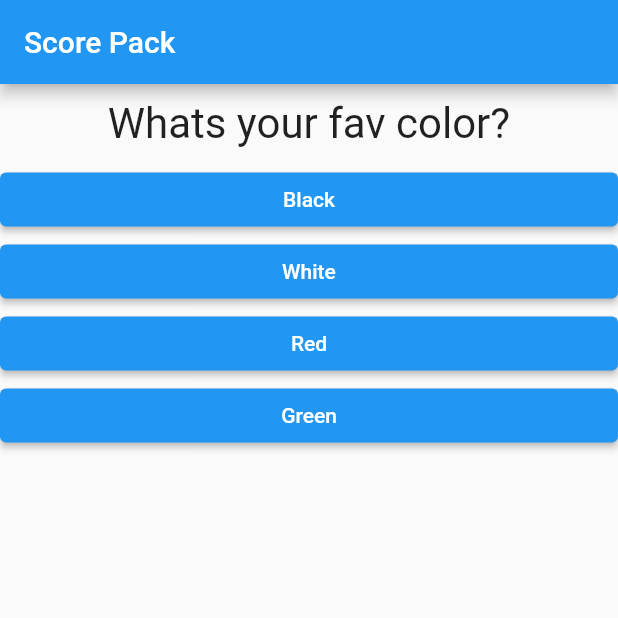
After one commit to akolola/scorePack, a Flutter app: the screen it shows after launch, on a phone screen of 412 x 824 dp, the top half of it. The commit adds this screen. Run offline on Flutter 3.47's test engine with Material 2 defaults, Android fonts, the phone set to English and light mode, and no system bars.

Commit message:
SCP-1: Added; (c) Quiz & Result; New (c)s.

```diff
--- a/lib/main.dart
+++ b/lib/main.dart
@@ -1,6 +1,7 @@
 import 'package:flutter/material.dart';
-import './question.dart';
-import './answer.dart';
+import 'package:hackaburg/result.dart';
+import 'quiz.dart';
+import 'result.dart';
 
 void main() {
   runApp(MyApp());
@@ -13,9 +14,8 @@ class MyApp extends StatefulWidget {
   }
 }
 
-
-class _MyAppState extends State<MyApp>{
-  final questions = const [
+class _MyAppState extends State<MyApp> {
+  final _questions = const [
     {
       'questionText': 'Whats your fav color?',
       'answers': ['Black', 'White', 'Red', 'Green'],
@@ -32,15 +32,14 @@ class _MyAppState extends State<MyApp>{
 
   var _questionIndex = 0;
 
-  void _answerQuestion(){
+  void _answerQuestion() {
     setState(() {
       _questionIndex++;
     });
     print(_questionIndex);
-    if(_questionIndex < questions.length){
+    if (_questionIndex < _questions.length) {
       print('We have more questions.');
-    }
-    else {
+    } else {
       print('No have more questions.');
     }
   }
@@ -49,23 +48,14 @@ class _MyAppState extends State<MyApp>{
   @override
   Widget build(BuildContext context) {
     return MaterialApp(
-      home: Scaffold(
-        appBar: AppBar(
-          title : Text('Score Pack')
-        ),
-        body: _questionIndex < questions.length ? Column(
-          children: [
-            Question(
-                questions[_questionIndex]['questionText'] as String
-            ),
-            ...(questions[_questionIndex]['answers'] as List<String>).map((answer){
-                 return Answer(_answerQuestion, answer);
-            }).toList()
-          ],
-        ) : Center(
-          child: Text('You did it.'),
-        ),
-      )
-    );
+        home: Scaffold(
+      appBar: AppBar(title: Text('Score Pack')),
+      body: _questionIndex < _questions.length
+          ? Quiz(
+              answerQuestion: _answerQuestion,
+              questionIndex: _questionIndex,
+              questions: _questions)
+          : Result(),
+    ));
   }
 }
--- /dev/null
+++ b/lib/quiz.dart
@@ -0,0 +1,26 @@
+import 'package:flutter/material.dart';
+import 'question.dart';
+import 'answer.dart';
+
+class Quiz extends StatelessWidget {
+  final List<Map<String, Object>> questions;
+  final int questionIndex;
+  final VoidCallback answerQuestion;
+
+  Quiz(
+      {required this.questions,
+      required this.answerQuestion,
+      required this.questionIndex});
+
+  @override
+  Widget build(BuildContext context) {
+    return Column(
+      children: [
+        Question(questions[questionIndex]['questionText'] as String),
+        ...(questions[questionIndex]['answers'] as List<String>).map((answer) {
+          return Answer(answerQuestion, answer);
+        }).toList()
+      ],
+    );
+  }
+}
```
Also changed, not shown: lib/result.dart (added, +12 -0 lines).
